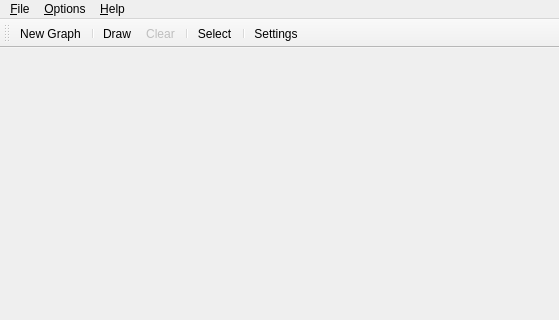
Qt form ui/mainwindow.ui (romeoxbm/depgraphv) before a commit; both pictures show x 0 to 559 and y 0 to 320 of the 559 by 737 pixel window.
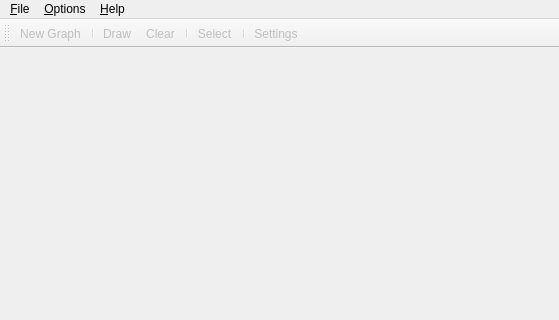
The same form after that commit. Icons and pictures are not drawn. Custom widgets are drawn as their Qt base class.

Commit message: - Minor changes to graphpage.ui (buddies and tab order); - Started adding "Project" feature; - fixed bug in buildQt4.cmake script;

What changed in the file:
```diff
--- a/ui/mainwindow.ui
+++ b/ui/mainwindow.ui
@@ -110,6 +110,9 @@
   </widget>
   <widget class="QStatusBar" name="statusBar"/>
   <widget class="SwivelingToolBar" name="toolBar">
+   <property name="enabled">
+    <bool>false</bool>
+   </property>
    <property name="windowTitle">
     <string>Main Toolbar</string>
    </property>
```
Left out of the diff: 22 changed lines with no effect on the pictures. The commit also changes 5 other files.
